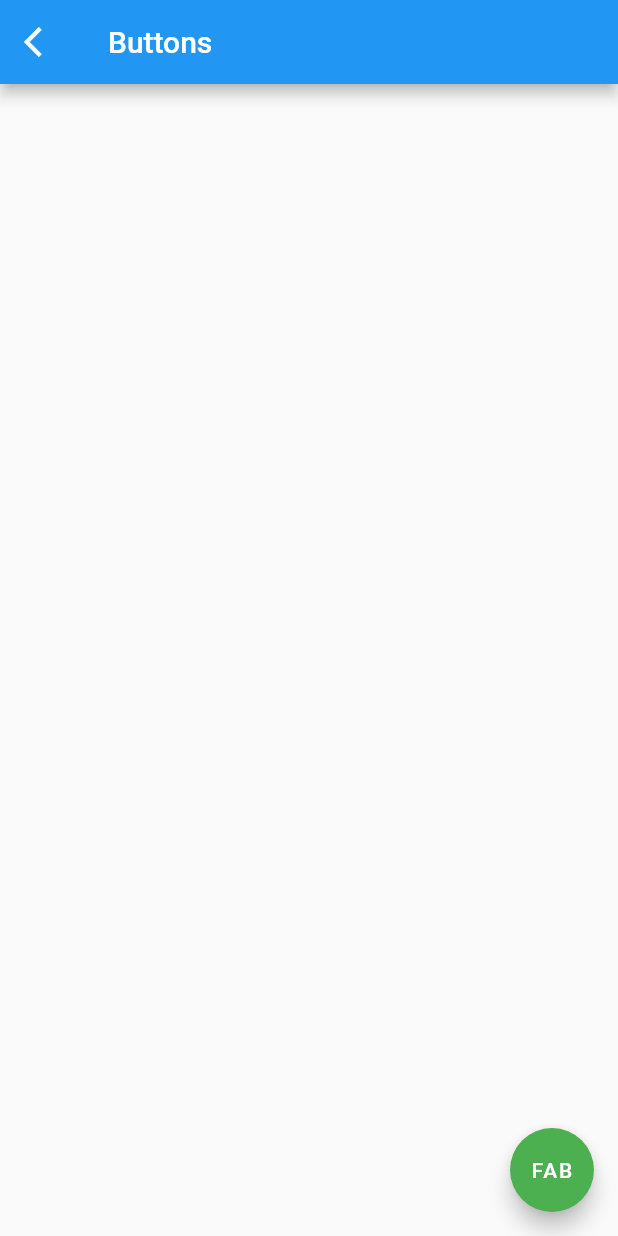
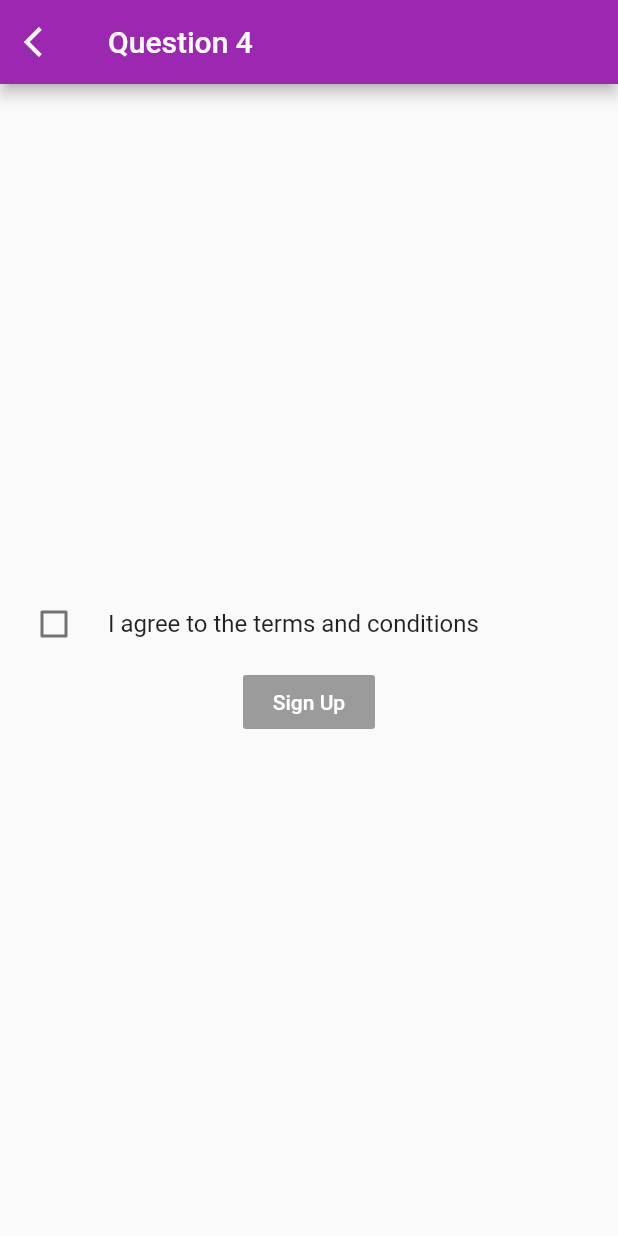
Before and after one commit to bry02g/hw2_stateful_widgets, a Flutter app: the screen it shows after launch, after a tap on "Question 4", on a phone screen of 412 x 824 dp. Run offline on Flutter 3.47's test engine with Material 2 defaults, Android fonts, the phone set to English and light mode, and no system bars.

Commit message:
added question 4

```diff
--- a/lib/questions/question4.dart
+++ b/lib/questions/question4.dart
@@ -1,12 +1,19 @@
 import 'package:flutter/material.dart';
 
-class Question4 extends StatelessWidget {
-  // This widget is the root of your application.
+class Question4 extends StatefulWidget {
+  @override
+  _Question4State createState() => _Question4State();
+}
+
+class _Question4State extends State<Question4> {
+  bool _agreed = false;
+
   @override
   Widget build(BuildContext context) {
     return MaterialApp(
         home: Scaffold(
       appBar: AppBar(
+        backgroundColor: Colors.purple,
         leading: IconButton(
           icon: Icon(
             Icons.arrow_back_ios,
@@ -16,41 +23,33 @@ class Question4 extends StatelessWidget {
             Navigator.pop(context);
           },
         ),
-            title: Text('Buttons'),
+        title: Text('Question 4'),
       ),
-
-          // Floating Action button is a child of the Scaffold
-
-           floatingActionButton: FloatingActionButton(
-             child: Text("FAB"),
-             onPressed: (){},
-             backgroundColor: Colors.green,
+      body: Column(
+          mainAxisAlignment: MainAxisAlignment.center,
+          children: <Widget>[
+            CheckboxListTile(
+                activeColor: Colors.purple,
+                value: _agreed,
+                controlAffinity: ListTileControlAffinity.leading,
+                title: Text(
+                  "I agree to the terms and conditions",
+                  style: TextStyle(fontSize: 16),
                   ),
-          body: Center(
-            child: Padding(
-              padding: const EdgeInsets.all(8.0),
-              child: Column(
-                  mainAxisAlignment: MainAxisAlignment.spaceEvenly,
-                  children: <Widget>[
-                    // ADD ICON BUTTON HERE
-
-
-
-
-                    // ADD RAISED BUTTON HERE
-
-
-
-
-                    // ADD FLAT BUTTON HERE
-
-
-
-
+                onChanged: (newValue) {
+                  setState(() {
+                    _agreed = newValue;
+                  });
+                }),
+            RaisedButton(
+              child: Text(
+                'Sign Up',
+                style: TextStyle(color: Colors.white),
+              ),
+              color: Colors.purple,
+              onPressed: _agreed ? () {} : null,
+            ),
           ]),
-            ),
-          )),
-
-    );
+    ));
   }
 }
```
Also changed, not shown: 1 other file. Lines whose indentation alone changed are shown as unchanged.
